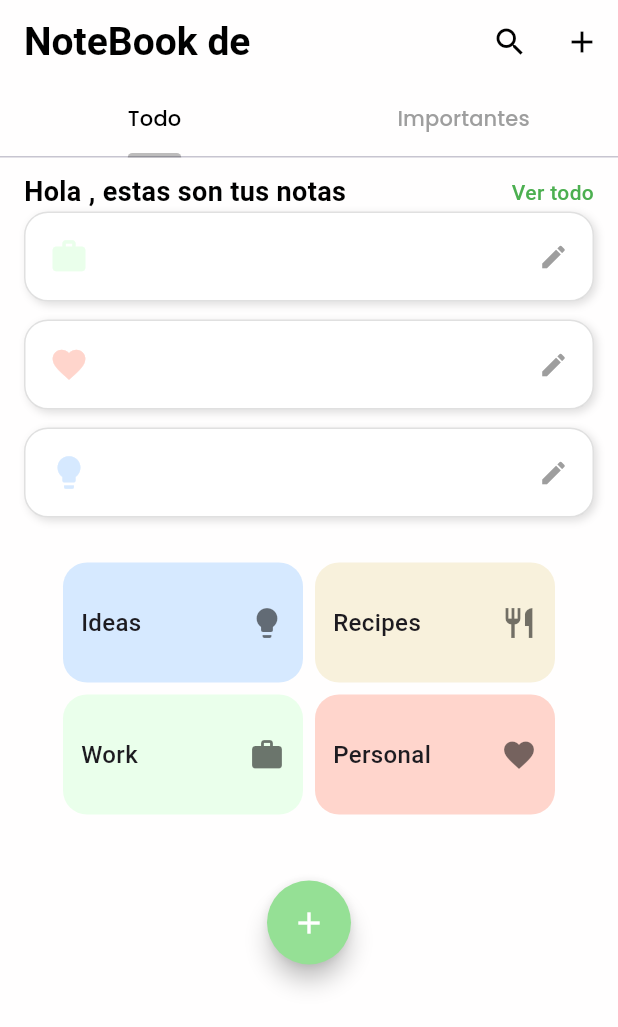
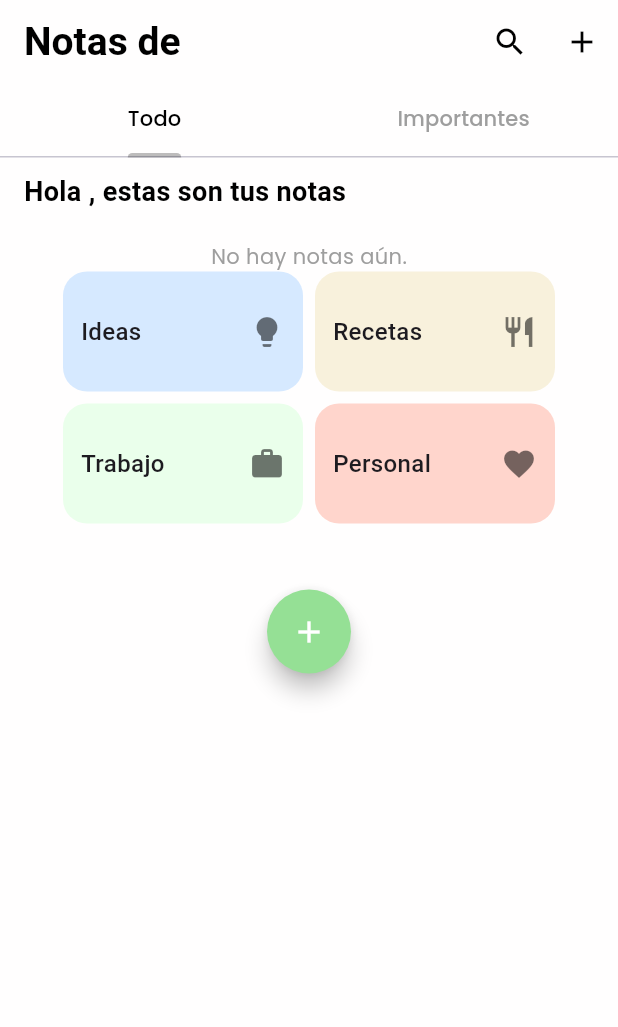
Before and after one commit to SamirL0912/App-Notas, a Flutter app: the SuccessView screen opened directly with empty values, on a phone screen of 412 x 824 dp. Shown: the top 1027 px of the screen. Run offline on Flutter 3.47's test engine with Material 3 defaults, Android fonts, the phone set to English and light mode, and no system bars; our stand-ins replace bloc, equatable, flutter_bloc, google_fonts.

Commit message:
Funciones listas
Closes #13

```diff
--- a/app_notas/lib/bloc/home_bloc.dart
+++ b/app_notas/lib/bloc/home_bloc.dart
@@ -1,5 +1,5 @@
-import 'package:app_notas/models/autenticacion.dart';
 import 'package:app_notas/models/model_user.dart';
+import 'package:app_notas/services/autenticacion.dart';
 import 'package:bloc/bloc.dart';
 import 'package:equatable/equatable.dart';
 
@@ -20,6 +20,8 @@ class HomeBloc extends Bloc<HomeEvent, HomeState> {
     emit(HomeLoading());
 
     try {
+      await Future.delayed(const Duration(seconds: 2));
+
       final user = await _authService.login(event.username, event.password);
       emit(HomeSuccess(user!));
     } catch (e) {
--- /dev/null
+++ b/app_notas/lib/bloc/notas_bloc.dart
@@ -0,0 +1,23 @@
+import 'package:flutter_bloc/flutter_bloc.dart';
+import 'package:equatable/equatable.dart';
+import '../../models/model_nota.dart';
+
+part 'notas_event.dart';
+part 'notas_state.dart';
+
+class NotasBloc extends Bloc<NotasEvent, NotasState> {
+  NotasBloc() : super(NotasInitial()) {
+    on<AgregarNota>(_onAgregarNota);
+  }
+
+  void _onAgregarNota(AgregarNota event, Emitter<NotasState> emit) {
+    final currentState = state;
+    if (currentState is NotasCargadas) {
+      final notasActualizadas = List<Nota>.from(currentState.notas)
+        ..add(event.nota);
+      emit(NotasCargadas(notas: notasActualizadas));
+    } else {
+      emit(NotasCargadas(notas: [event.nota]));
+    }
+  }
+}
--- /dev/null
+++ b/app_notas/lib/bloc/notas_event.dart
@@ -0,0 +1,17 @@
+part of 'notas_bloc.dart';
+
+abstract class NotasEvent extends Equatable {
+  const NotasEvent();
+
+  @override
+  List<Object?> get props => [];
+}
+
+class AgregarNota extends NotasEvent {
+  final Nota nota;
+
+  const AgregarNota(this.nota);
+
+  @override
+  List<Object?> get props => [nota];
+}
--- /dev/null
+++ b/app_notas/lib/bloc/notas_state.dart
@@ -0,0 +1,19 @@
+part of 'notas_bloc.dart';
+
+abstract class NotasState extends Equatable {
+  const NotasState();
+
+  @override
+  List<Object?> get props => [];
+}
+
+class NotasInitial extends NotasState {}
+
+class NotasCargadas extends NotasState {
+  final List<Nota> notas;
+
+  const NotasCargadas({required this.notas});
+
+  @override
+  List<Object?> get props => [notas];
+}
--- a/app_notas/lib/home/presentation/failure/views/success_view.dart
+++ b/app_notas/lib/home/presentation/failure/views/success_view.dart
@@ -1,5 +1,7 @@
+import 'package:app_notas/bloc/notas_bloc.dart';
 import 'package:app_notas/models/model_user.dart';
 import 'package:flutter/material.dart';
+import 'package:flutter_bloc/flutter_bloc.dart';
 import 'package:google_fonts/google_fonts.dart';
 
 class SuccessView extends StatefulWidget {
@@ -26,7 +28,7 @@ class _SuccessViewState extends State<SuccessView> {
         appBar: AppBar(
           elevation: 0,
           title: Text(
-            'NoteBook de ${widget.user.username}',
+            'Notas de ${widget.user.username}',
             style: GoogleFonts.roboto(
               textStyle: const TextStyle(
                 fontWeight: FontWeight.bold,
@@ -77,35 +79,64 @@ class _SuccessViewState extends State<SuccessView> {
                             color: Colors.black,
                           ),
                         ),
-                        Text(
-                          'Ver todo',
-                          style: GoogleFonts.roboto(
-                            fontSize: 14,
-                            fontWeight: FontWeight.w500,
-                            color: Colors.green,
-                          ),
-                        ),
+                        //Text(
+                        //'Ver todo',
+                        //style: GoogleFonts.roboto(
+                        //fontSize: 14,
+                        //fontWeight: FontWeight.w500,
+                        //color: Colors.green,
+                        //),
+                        //),
                       ],
                     ),
-                    noteItem(Icons.work, green),
+                    const SizedBox(height: 20),
+                    BlocBuilder<NotasBloc, NotasState>(
+                      builder: (context, state) {
+                        if (state is NotasCargadas && state.notas.isNotEmpty) {
+                          return Column(
+                            children:
+                                state.notas.map((nota) {
+                                  return Column(
+                                    children: [
+                                      noteItem(
+                                        Icons.note,
+                                        green,
+                                        nota.titulo,
+                                        nota.contenido,
+                                      ),
                                       const SizedBox(height: 12),
-                    noteItem(Icons.favorite, peach),
-                    const SizedBox(height: 12),
-                    noteItem(Icons.lightbulb, blue),
-                    const SizedBox(height: 30),
+                                    ],
+                                  );
+                                }).toList(),
+                          );
+                        } else {
+                          return const Text(
+                            'No hay notas aún.',
+                            style: TextStyle(color: Colors.grey),
+                          );
+                        }
+                      },
+                    ),
+
+                    //noteItem(Icons.work, green, 'Trabajo'),
+                    //const SizedBox(height: 12),
+                    //noteItem(Icons.favorite, peach, 'Personal'),
+                    //const SizedBox(height: 12),
+                    //noteItem(Icons.lightbulb, blue, 'Ideas'),
+                    //const SizedBox(height: 30),
                     Row(
                       mainAxisAlignment: MainAxisAlignment.center,
                       children: [
                         categoryBox('Ideas', blue, Icons.lightbulb),
                         const SizedBox(width: 8),
-                        categoryBox('Recipes', beige, Icons.restaurant),
+                        categoryBox('Recetas', beige, Icons.restaurant),
                       ],
                     ),
                     const SizedBox(height: 8),
                     Row(
                       mainAxisAlignment: MainAxisAlignment.center,
                       children: [
-                        categoryBox('Work', green, Icons.work),
+                        categoryBox('Trabajo', green, Icons.work),
                         const SizedBox(width: 8),
                         categoryBox('Personal', peach, Icons.favorite),
                       ],
@@ -163,8 +194,25 @@ class _SuccessViewState extends State<SuccessView> {
     );
   }
 
-  Widget noteItem(IconData icon, Color color) {
-    return Container(
+  Widget noteItem(IconData icon, Color color, String titulo, String contenido) {
+    return InkWell(
+      onTap: () {
+        showDialog(
+          context: context,
+          builder:
+              (_) => AlertDialog(
+                title: Text(titulo),
+                content: Text(contenido),
+                actions: [
+                  TextButton(
+                    onPressed: () => Navigator.pop(context),
+                    child: const Text('Cerrar'),
+                  ),
+                ],
+              ),
+        );
+      },
+      child: Container(
         width: double.infinity,
         padding: const EdgeInsets.all(16),
         decoration: BoxDecoration(
@@ -172,16 +220,26 @@ class _SuccessViewState extends State<SuccessView> {
           borderRadius: BorderRadius.circular(16),
           border: Border.all(color: Colors.black12),
           boxShadow: const [
-          BoxShadow(color: Colors.black12, blurRadius: 4, offset: Offset(2, 2)),
+            BoxShadow(
+              color: Colors.black12,
+              blurRadius: 4,
+              offset: Offset(2, 2),
+            ),
           ],
         ),
         child: Row(
           children: [
             Icon(icon, color: color, size: 26),
             const SizedBox(width: 16),
-          const Spacer(),
-          const Icon(Icons.edit, size: 20, color: Colors.grey),
+            Expanded(
+              child: Text(
+                titulo,
+                style: const TextStyle(fontSize: 16, color: Colors.black87),
+              ),
+            ),
+            const Icon(Icons.heart_broken, size: 20, color: Colors.grey),
           ],
+        ),
       ),
     );
   }
--- a/app_notas/lib/models/autenticacion.dart
+++ b/app_notas/lib/services/autenticacion.dart
@@ -16,7 +16,7 @@ class AuthService {
         final user = User.fromJson(userJson);
         if (user.username == username &&
             user.password == int.tryParse(password)) {
-          return user; // Autenticado correctamente
+          return user;
         }
       }
 
```
Also changed, not shown: app_notas/lib/home/presentation/failure/views/datos.dart (deleted, +0 -13 lines), app_notas/lib/home/presentation/failure/views/initial_view.dart (+8 -7 lines), app_notas/lib/home/presentation/failure/views/nota_view.dart (+36 -31 lines), app_notas/lib/main.dart (+8 -4 lines). Lines whose indentation alone changed are shown as unchanged.
